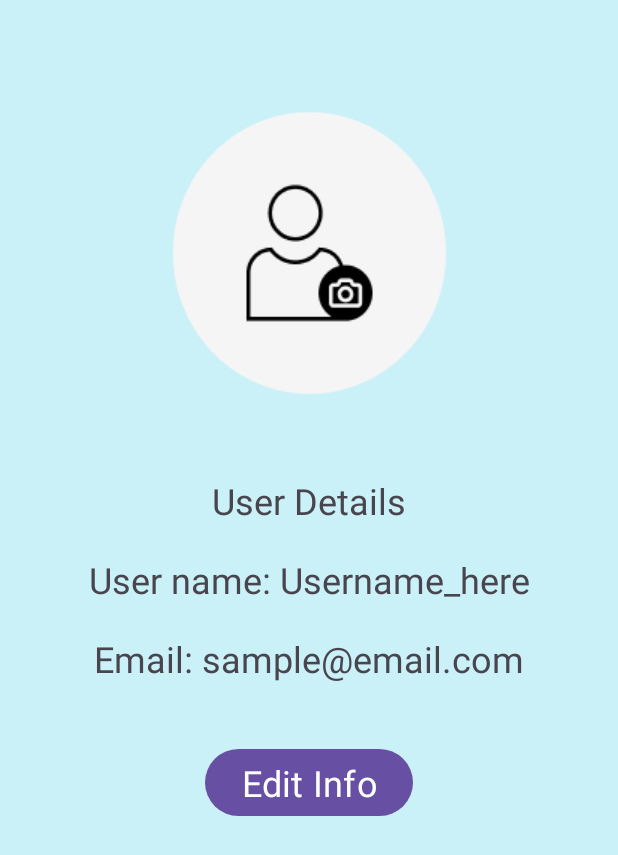
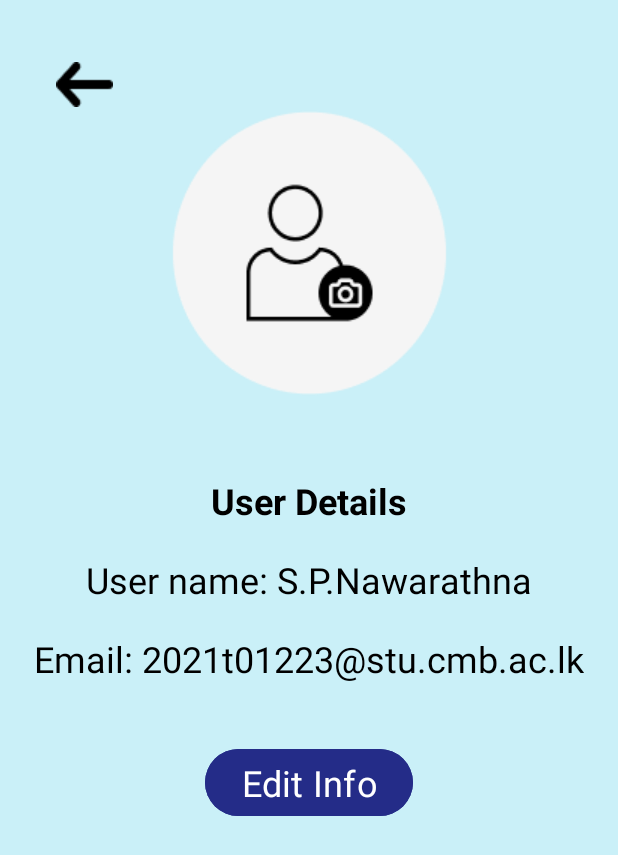
Before and after one commit to sonalipunsara/Todo-App, an Android app: the layout activity_user_profile.xml on its own in the app's theme, with its tools: preview values and no code run, on a phone screen of 412 x 824 dp. Shown: the top 855 px of the screen. Run offline under Robolectric (Android 15) with nearby library versions, the phone set to English and light mode, and no system bars; Roboto replaces fonts that are not available here.

Commit message:
Add UserProfile layout and DevloperInfo with java files.

```diff
--- a/app/src/main/res/layout/activity_user_profile.xml
+++ b/app/src/main/res/layout/activity_user_profile.xml
@@ -24,6 +24,8 @@
         android:layout_height="wrap_content"
         android:fontFamily="@font/adamina"
         android:text="User Details"
+        android:textColor="@color/black"
+        android:textStyle="bold"
         android:textSize="24sp"
         app:layout_constraintTop_toBottomOf="@id/imageView2"
         app:layout_constraintStart_toStartOf="parent"
@@ -35,8 +37,9 @@
         android:layout_width="wrap_content"
         android:layout_height="wrap_content"
         android:fontFamily="@font/adamina"
-        android:text="User name: Username_here"
+        android:text="User name: S.P.Nawarathna"
         android:textSize="24sp"
+        android:textColor="@color/black"
         app:layout_constraintTop_toBottomOf="@id/textView7"
         app:layout_constraintStart_toStartOf="parent"
         app:layout_constraintEnd_toEndOf="parent"
@@ -47,8 +50,9 @@
         android:layout_width="wrap_content"
         android:layout_height="wrap_content"
         android:fontFamily="@font/adamina"
-        android:text="Email: sample@email.com"
+        android:text="Email: 2021t01223@stu.cmb.ac.lk"
         android:textSize="24sp"
+        android:textColor="@color/black"
         app:layout_constraintTop_toBottomOf="@id/textView8"
         app:layout_constraintStart_toStartOf="parent"
         app:layout_constraintEnd_toEndOf="parent"
@@ -60,9 +64,25 @@
         android:layout_height="wrap_content"
         android:fontFamily="@font/adamina"
         android:text="Edit Info"
+        android:backgroundTint="#242C88"
+        android:textColor="@color/white"
         android:textSize="24sp"
         app:layout_constraintTop_toBottomOf="@id/textView9"
         app:layout_constraintStart_toStartOf="parent"
         app:layout_constraintEnd_toEndOf="parent"
         android:layout_marginTop="40dp" />
+
+    <ImageButton
+        android:id="@+id/back"
+        android:layout_width="80dp"
+        android:layout_height="80dp"
+        android:background="?attr/selectableItemBackgroundBorderless"
+        android:contentDescription="@string/back"
+        android:onClick="ClickMenu"
+        android:src="@drawable/back"
+        app:layout_constraintTop_toTopOf="parent"
+        app:layout_constraintStart_toStartOf="parent"
+        android:layout_marginTop="16dp"
+        android:layout_marginStart="16dp" />
+
 </androidx.constraintlayout.widget.ConstraintLayout>
```
Also changed, not shown: app/src/main/java/com/example/myapplication/DeveloperInfo.java (added, +78 -0 lines), app/src/main/java/com/example/myapplication/UserProfile.java (added, +85 -0 lines), app/src/main/res/layout/activity_developer_info.xml (+20 -0 lines).
